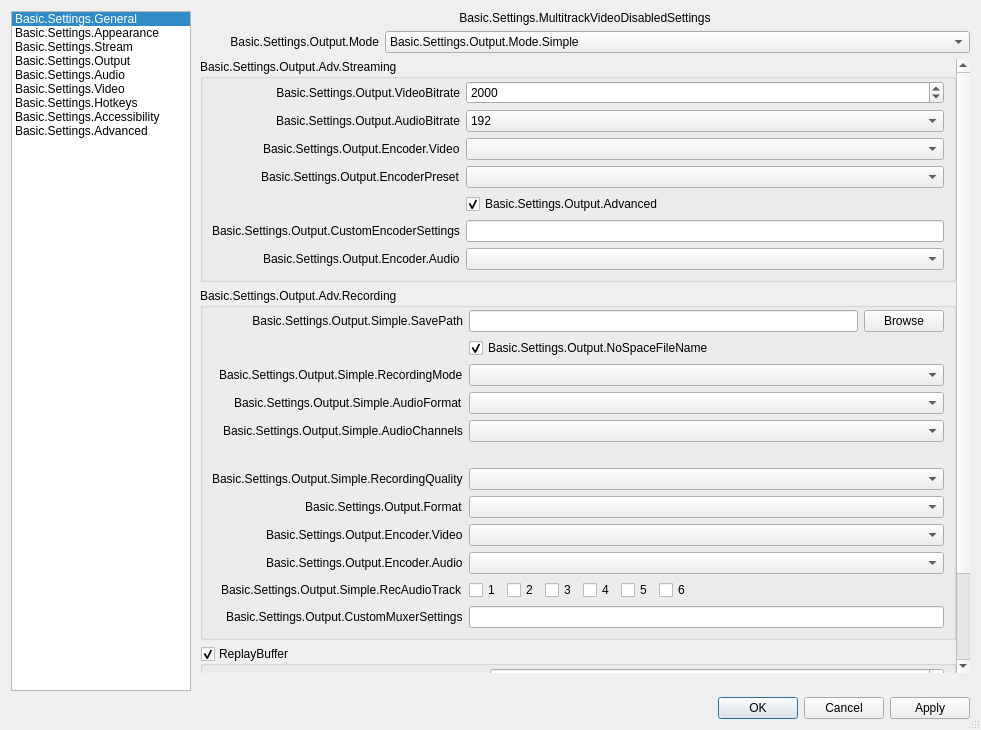
The window that frontend/forms/OBSBasicSettings.ui (azimxxm/obs-studio) describes before a commit, drawn with Qt 5.
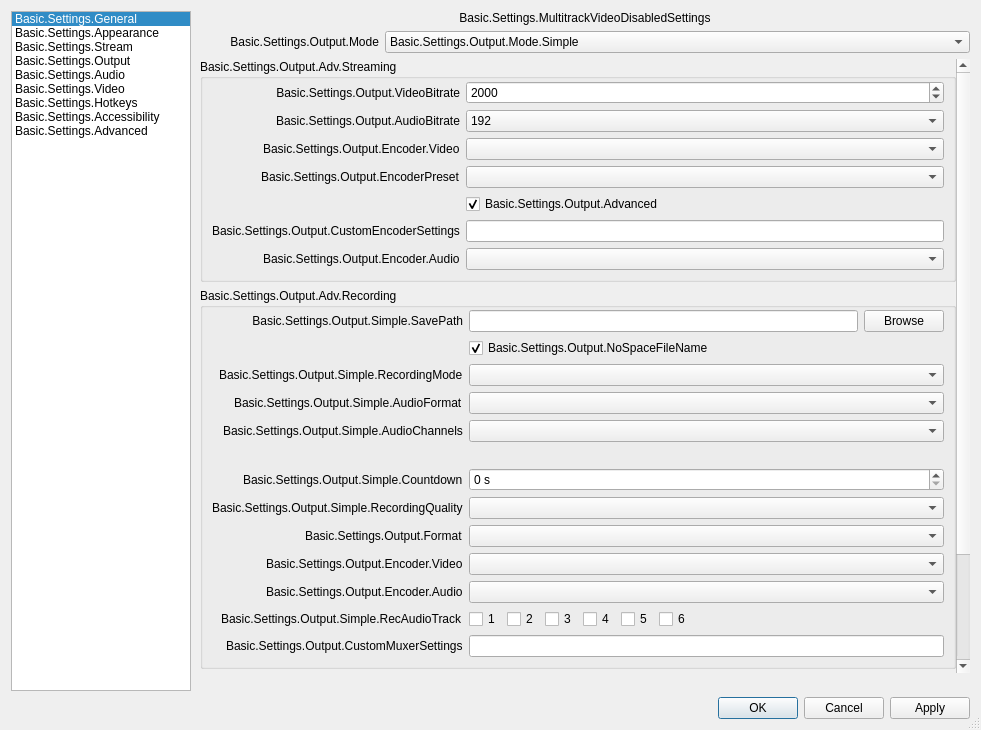
The same window after the commit. The open tabs and pages were chosen to show the change. Icons and pictures are not drawn. Custom widgets are drawn as their Qt base class.

Commit message:
added narrator workflow: countdown, mistake marks, export presets, breath and click cleanup
- 3-2-1 countdown records room tone, liquid glass card on macos 26
- M marks a misread sentence, remove mistakes cuts it in the editor
- export presets: wav, youtube, podcast mp3, audiobook acx with check
- reduce breaths, de-ess and mouth click removal effects
- microphone menu button, cmd +/- text size, calmer record button
- audio mode hides video settings, countdown setting
- moved audio only code to OBSBasic_AudioOnly.cpp, added fork-tools/sync-upstream.sh

The edit to the form file:
```diff
--- a/frontend/forms/OBSBasicSettings.ui
+++ b/frontend/forms/OBSBasicSettings.ui
@@ -2780,6 +2780,29 @@
                         </widget>
                        </item>
                        <item row="6" column="0">
+                        <widget class="QLabel" name="simpleOutRecCountdownLabel">
+                         <property name="text">
+                          <string>Basic.Settings.Output.Simple.Countdown</string>
+                         </property>
+                         <property name="buddy">
+                          <cstring>simpleOutRecCountdown</cstring>
+                         </property>
+                        </widget>
+                       </item>
+                       <item row="6" column="1">
+                        <widget class="QSpinBox" name="simpleOutRecCountdown">
+                         <property name="suffix">
+                          <string> s</string>
+                         </property>
+                         <property name="minimum">
+                          <number>0</number>
+                         </property>
+                         <property name="maximum">
+                          <number>10</number>
+                         </property>
+                        </widget>
+                       </item>
+                       <item row="7" column="0">
                         <widget class="QLabel" name="label_26">
                          <property name="text">
                           <string>Basic.Settings.Output.Simple.RecordingQuality</string>
@@ -2789,10 +2812,10 @@
                          </property>
                         </widget>
                        </item>
-                       <item row="6" column="1">
+                       <item row="7" column="1">
                         <widget class="QComboBox" name="simpleOutRecQuality"/>
                        </item>
-                       <item row="7" column="0">
+                       <item row="8" column="0">
                         <widget class="QLabel" name="simpleOutRecFormatLabel">
                          <property name="text">
                           <string>Basic.Settings.Output.Format</string>
@@ -2802,7 +2825,7 @@
                          </property>
                         </widget>
                        </item>
-                       <item row="7" column="1">
+                       <item row="8" column="1">
                         <widget class="QComboBox" name="simpleOutRecFormat">
                          <property name="editable">
                           <bool>false</bool>
@@ -2812,7 +2835,7 @@
                          </property>
                         </widget>
                        </item>
-                       <item row="8" column="0">
+                       <item row="9" column="0">
                         <widget class="QLabel" name="simpleOutRecEncoderLabel">
                          <property name="text">
                           <string>Basic.Settings.Output.Encoder.Video</string>
@@ -2822,10 +2845,10 @@
                          </property>
                         </widget>
                        </item>
-                       <item row="8" column="1">
+                       <item row="9" column="1">
                         <widget class="QComboBox" name="simpleOutRecEncoder"/>
                        </item>
-                       <item row="9" column="0">
+                       <item row="10" column="0">
                         <widget class="QLabel" name="simpleOutRecAEncoderLabel">
                          <property name="text">
                           <string>Basic.Settings.Output.Encoder.Audio</string>
@@ -2835,17 +2858,17 @@
                          </property>
                         </widget>
                        </item>
-                       <item row="9" column="1">
+                       <item row="10" column="1">
                         <widget class="QComboBox" name="simpleOutRecAEncoder"/>
                        </item>
-                       <item row="10" column="0">
+                       <item row="11" column="0">
                         <widget class="QLabel" name="simplerectrack_label">
                          <property name="text">
                           <string>Basic.Settings.Output.Simple.RecAudioTrack</string>
                          </property>
                         </widget>
                        </item>
-                       <item row="10" column="1">
+                       <item row="11" column="1">
                         <widget class="QStackedWidget" name="simpleRecTrackWidget">
                          <property name="sizePolicy">
                           <sizepolicy hsizetype="Maximum" vsizetype="Preferred">
@@ -3052,7 +3075,7 @@
                          </widget>
                         </widget>
                        </item>
-                       <item row="11" column="0">
+                       <item row="12" column="0">
                         <widget class="QLabel" name="label_420">
                          <property name="text">
                           <string>Basic.Settings.Output.CustomMuxerSettings</string>
@@ -3062,7 +3085,7 @@
                          </property>
                         </widget>
                        </item>
-                       <item row="11" column="1">
+                       <item row="12" column="1">
                         <widget class="QLineEdit" name="simpleOutMuxCustom"/>
                        </item>
                       </layout>
```
The commit also changes 31 other files.
